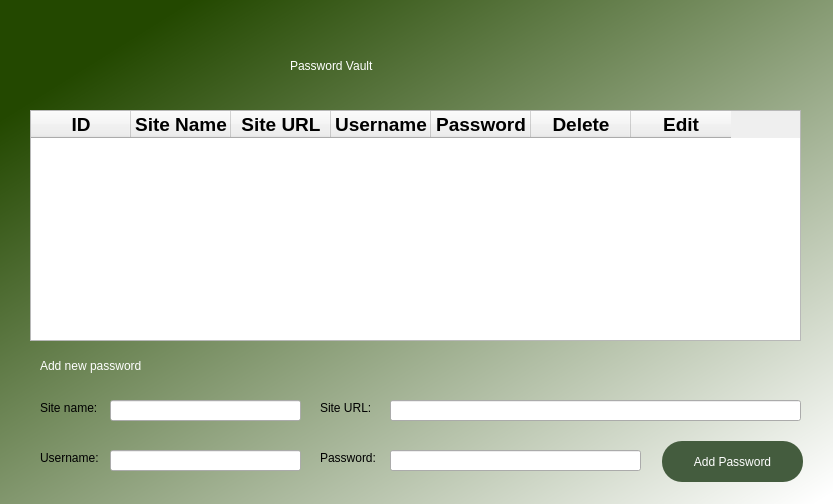
This is password_show_vault.ui in jaroabel/password-vault as Qt 5 draws it before an edit. The edited form follows.
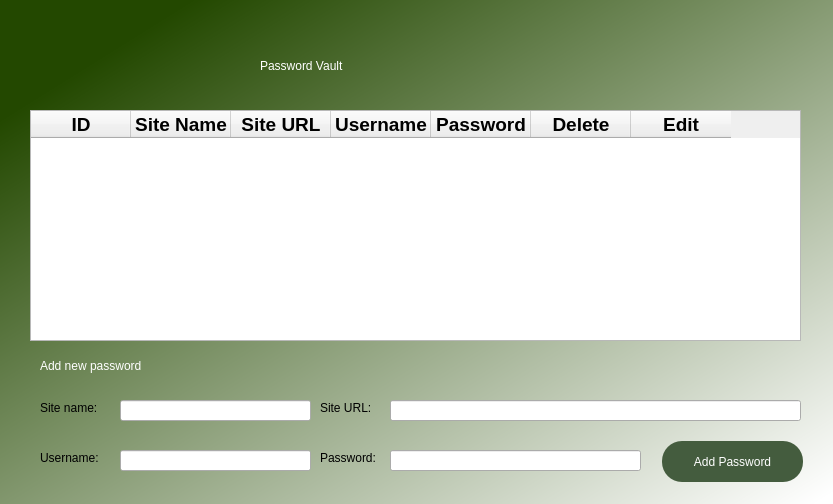
This is the edited form.

The edit to the form file:
```diff
--- a/password_show_vault.ui
+++ b/password_show_vault.ui
@@ -20,9 +20,9 @@
   <widget class="QLabel" name="label">
    <property name="geometry">
     <rect>
-     <x>290</x>
+     <x>260</x>
      <y>40</y>
-     <width>271</width>
+     <width>351</width>
      <height>51</height>
     </rect>
    </property>
@@ -155,7 +155,7 @@
     <rect>
      <x>40</x>
      <y>350</y>
-     <width>171</width>
+     <width>231</width>
      <height>31</height>
     </rect>
    </property>
@@ -182,7 +182,7 @@
   <widget class="QLineEdit" name="siteName">
    <property name="geometry">
     <rect>
-     <x>110</x>
+     <x>120</x>
      <y>400</y>
      <width>191</width>
      <height>21</height>
@@ -228,7 +228,7 @@
   <widget class="QLineEdit" name="userName">
    <property name="geometry">
     <rect>
-     <x>110</x>
+     <x>120</x>
      <y>450</y>
      <width>191</width>
      <height>21</height>
```
